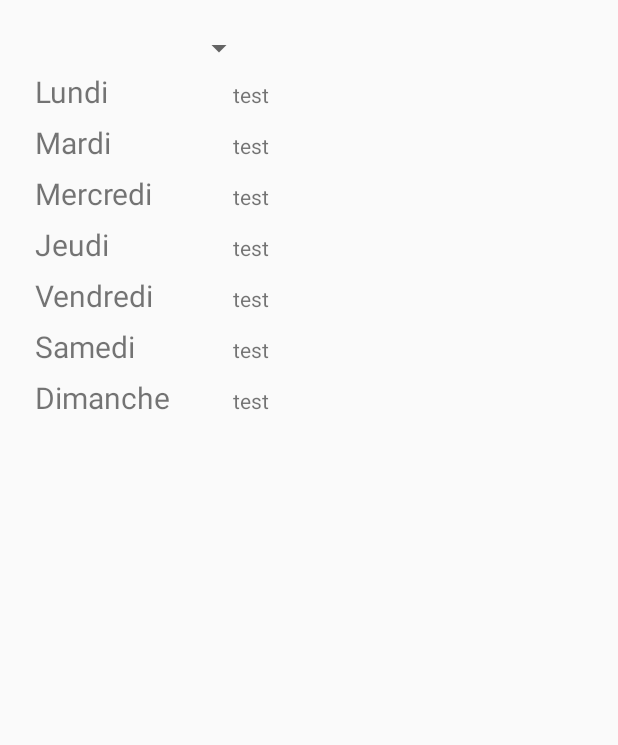
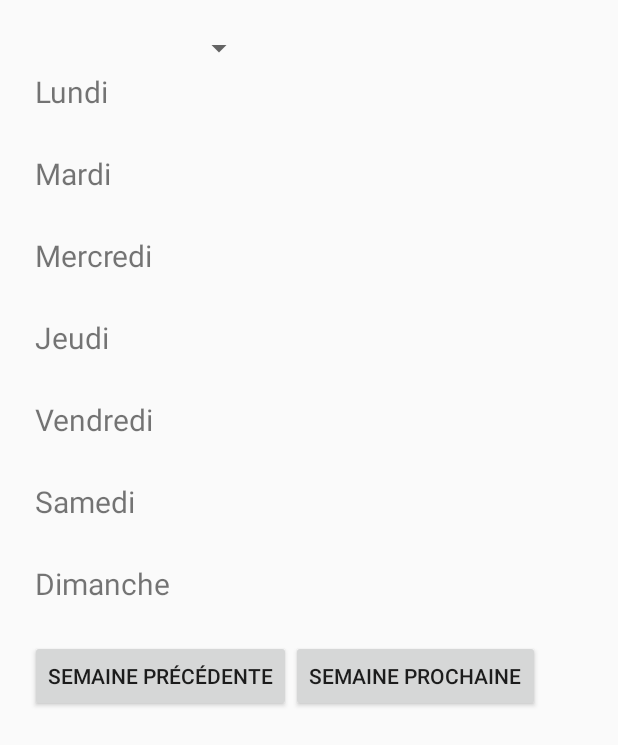
Before and after one commit to Steffi-Baugnies/SharedEffort, an Android app: the layout activity_family_board.xml on its own in the app's theme, with its tools: preview values and no code run, on a phone screen of 412 x 824 dp. Shown: the top 745 px of the screen. Run offline under Robolectric (Android 15) with nearby library versions, the phone set to English and light mode, and no system bars.

```diff
--- a/SharedEffort/app/src/main/AndroidManifest.xml
+++ b/SharedEffort/app/src/main/AndroidManifest.xml
@@ -29,7 +29,8 @@
         <activity android:name=".BoardSelectionActivity" />
         <activity android:name=".BoardCreationActivity" />
         <activity android:name=".FamilyBoardActivity" />
-        <activity android:name=".TaskDetailActivity"></activity>
+        <activity android:name=".TaskDetailActivity" />
+        <activity android:name=".AddTaskActivity"></activity>
     </application>
 
 </manifest>
--- a/SharedEffort/app/src/main/res/layout/activity_family_board.xml
+++ b/SharedEffort/app/src/main/res/layout/activity_family_board.xml
@@ -11,15 +11,6 @@
         android:id="@+id/activity_familyBoard_userSpinner"
         android:layout_width="150dp"
         android:layout_height="wrap_content"/>
-
-    <LinearLayout
-        app:layout_constraintTop_toBottomOf="@id/activity_familyBoard_table"
-        android:id="@+id/activity_familyBoard_debug"
-        android:layout_width="wrap_content"
-        android:layout_height="wrap_content">
-
-    </LinearLayout>
-
 
     <TableLayout xmlns:android="http://schemas.android.com/apk/res/android"
         android:id="@+id/activity_familyBoard_table"
@@ -36,13 +27,23 @@
                 android:padding="3dip"
                 android:text="Lundi"
                 android:textSize="20dp"/>
+            <LinearLayout
+                android:orientation="horizontal"
+                android:id="@+id/activity_familyBoard_monday_tasks"
+                >
 
+            </LinearLayout>
+
+
+        </TableRow>
+        <TableRow>
             <TextView
+                android:id="@+id/activity_familyBoard_monday"
                 android:padding="3dip"
-                android:layout_width="240dp"
-                android:text="test" />
+                android:layout_column="1"
+                android:textSize="10dp"
+                />
         </TableRow>
-
         <TableRow>
 
             <TextView
@@ -51,11 +52,22 @@
                 android:text="Mardi"
                 android:textSize="20dp"/>
 
+            <LinearLayout
+                android:orientation="horizontal"
+                android:id="@+id/activity_familyBoard_tuesday_tasks"
+                >
+
+            </LinearLayout>
+
+        </TableRow>
+        <TableRow>
             <TextView
+                android:id="@+id/activity_familyBoard_tuesday"
                 android:padding="3dip"
-                android:text="test" />
+                android:layout_column="1"
+                android:textSize="10dp"
+            />
         </TableRow>
-
         <TableRow>
 
             <TextView
@@ -64,11 +76,21 @@
                 android:text="Mercredi"
                 android:textSize="20dp"/>
 
+            <LinearLayout
+                android:orientation="horizontal"
+                android:id="@+id/activity_familyBoard_wednesday_tasks"
+                >
+
+            </LinearLayout>
+        </TableRow>
+        <TableRow>
             <TextView
+                android:id="@+id/activity_familyBoard_wednesday"
                 android:padding="3dip"
-                android:text="test"/>
+                android:layout_column="1"
+                android:textSize="10dp"
+            />
         </TableRow>
-
         <TableRow>
 
             <TextView
@@ -77,9 +99,21 @@
                 android:text="Jeudi"
                 android:textSize="20dp"/>
 
+            <LinearLayout
+                android:orientation="horizontal"
+                android:id="@+id/activity_familyBoard_thursday_tasks"
+                >
+
+            </LinearLayout>
+
+        </TableRow>
+        <TableRow>
             <TextView
+                android:id="@+id/activity_familyBoard_thursday"
                 android:padding="3dip"
-                android:text="test" />
+                android:layout_column="1"
+                android:textSize="10dp"
+            />
         </TableRow>
         <TableRow>
 
@@ -89,9 +123,21 @@
                 android:text="Vendredi"
                 android:textSize="20dp"/>
 
+            <LinearLayout
+                android:orientation="horizontal"
+                android:id="@+id/activity_familyBoard_friday_tasks"
+                >
+
+            </LinearLayout>
+
+        </TableRow>
+        <TableRow>
             <TextView
+                android:id="@+id/activity_familyBoard_friday"
                 android:padding="3dip"
-                android:text="test" />
+                android:layout_column="1"
+                android:textSize="10dp"
+            />
         </TableRow>
         <TableRow>
 
@@ -101,9 +147,21 @@
                 android:text="Samedi"
                 android:textSize="20dp"/>
 
+            <LinearLayout
+                android:orientation="horizontal"
+                android:id="@+id/activity_familyBoard_saturday_tasks"
+                >
+
+            </LinearLayout>
+
+        </TableRow>
+        <TableRow>
             <TextView
+                android:id="@+id/activity_familyBoard_saturday"
                 android:padding="3dip"
-                android:text="test" />
+                android:layout_column="1"
+                android:textSize="10dp"
+            />
         </TableRow>
         <TableRow>
 
@@ -113,11 +171,42 @@
                 android:text="Dimanche"
                 android:textSize="20dp"/>
 
+            <LinearLayout
+                android:orientation="horizontal"
+                android:id="@+id/activity_familyBoard_sunday_tasks"
+                >
+
+            </LinearLayout>
+        </TableRow>
+        <TableRow>
             <TextView
+                android:id="@+id/activity_familyBoard_sunday"
                 android:padding="3dip"
-                android:text="test" />
+                android:layout_column="1"
+                android:textSize="10dp"
+            />
         </TableRow>
     </TableLayout>
+    <LinearLayout
+        android:layout_width="wrap_content"
+        android:layout_height="wrap_content"
+        app:layout_constraintTop_toBottomOf="@id/activity_familyBoard_table"
+        >
+
+        <Button
+            android:id="@+id/activity_familyBoard_previous_week_btn"
+            android:layout_width="wrap_content"
+            android:layout_height="wrap_content"
+            android:text="Semaine précédente"
+            />
+        <Button
+            android:id="@+id/activity_familyBoard_next_week_btn"
+            android:layout_width="wrap_content"
+            android:layout_height="wrap_content"
+            android:text="Semaine prochaine"
+            />
+
+    </LinearLayout>
 
 
 </android.support.constraint.ConstraintLayout>
```
Also changed, not shown: SharedEffort/app/src/main/java/com/example/steff/sharedeffort/AddTaskActivity.java (added, +13 -0 lines), SharedEffort/app/src/main/java/com/example/steff/sharedeffort/DateHandler.java (+32 -8 lines), SharedEffort/app/src/main/java/com/example/steff/sharedeffort/FamilyBoardActivity.java (+85 -11 lines), SharedEffort/app/src/main/java/com/example/steff/sharedeffort/Task.java (+8 -7 lines), SharedEffort/app/src/main/res/layout/activity_add_task.xml (added, +9 -0 lines), 1 other file.
